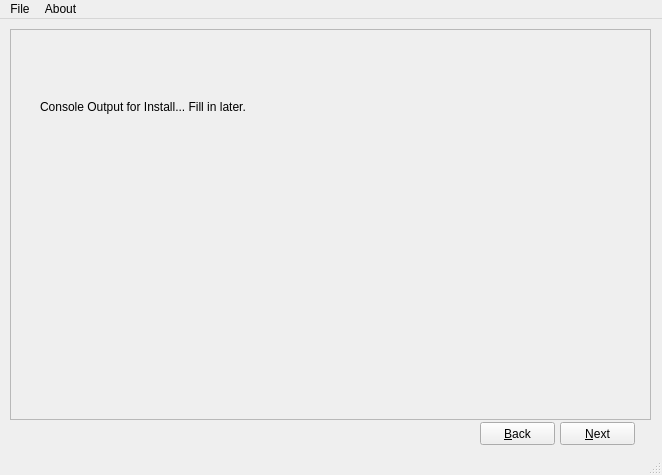
First picture: the form in installer/installer.ui, repository Bruh-Jpg/paintown, before the edit.
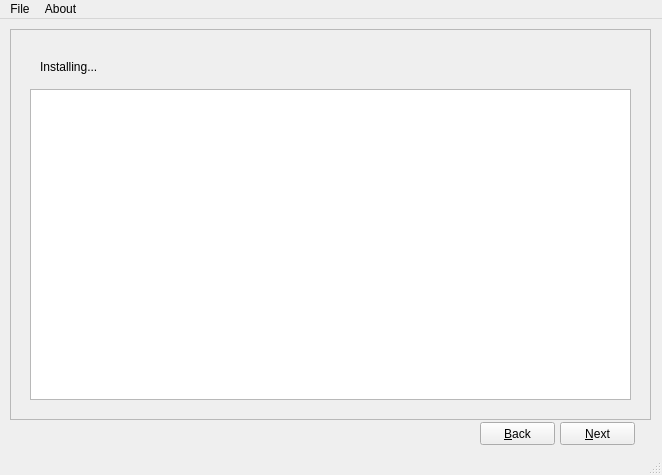
Second picture: the form after the edit. The open tabs and pages were chosen to show the change.

The edit to the form file:
```diff
--- a/installer/installer.ui
+++ b/installer/installer.ui
@@ -208,13 +208,26 @@
        <property name="geometry">
         <rect>
          <x>20</x>
-         <y>60</y>
+         <y>20</y>
          <width>331</width>
          <height>16</height>
         </rect>
        </property>
        <property name="text">
-        <string>Console Output for Install... Fill in later.</string>
+        <string>Installing...</string>
+       </property>
+      </widget>
+      <widget class="QTextBrowser" name="installOutput">
+       <property name="geometry">
+        <rect>
+         <x>10</x>
+         <y>50</y>
+         <width>601</width>
+         <height>311</height>
+        </rect>
+       </property>
+       <property name="frameShadow">
+        <enum>QFrame::Sunken</enum>
        </property>
       </widget>
      </widget>
```
Left out of the diff: 4 changed lines with no effect on the pictures.
